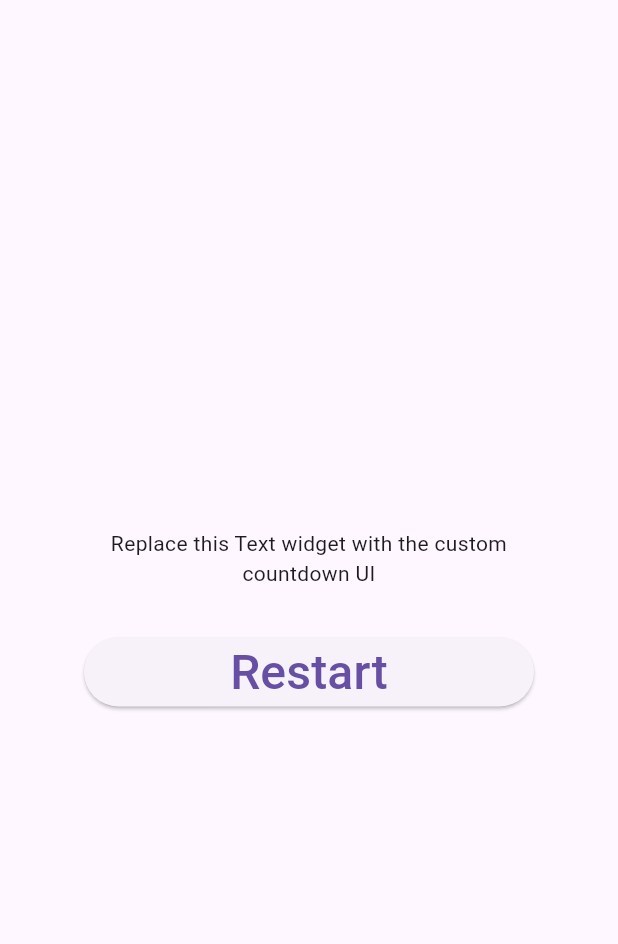
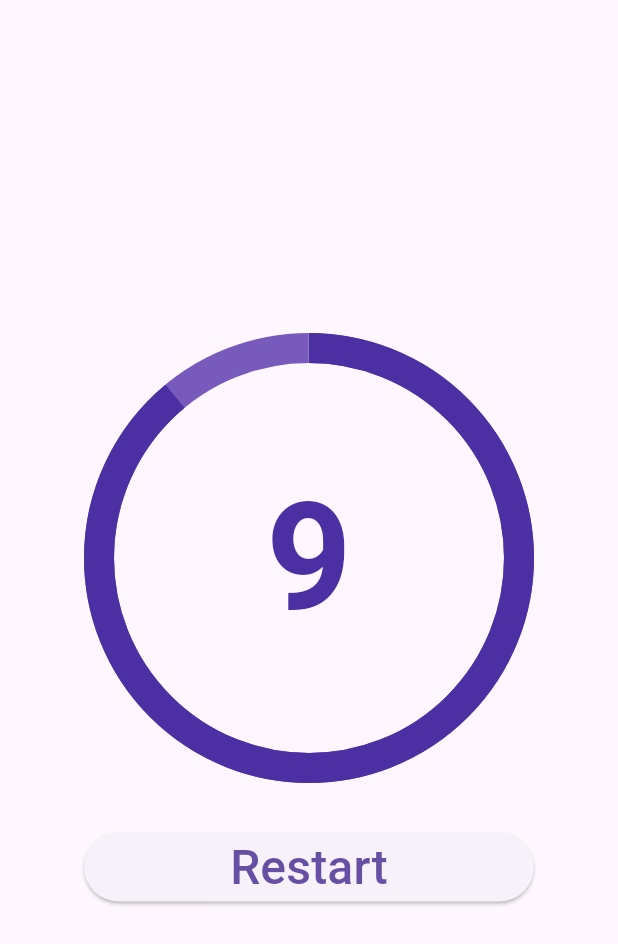
Before and after one commit to flutter-std/flutter-ui-challenges, a Flutter app: the screen it shows after launch, after a tap on "Restart", on a phone screen of 412 x 824 dp. Shown: the top 944 px of the screen. Run offline on Flutter 3.47's test engine with Material 3 defaults, Android fonts, the phone set to English and light mode, and no system bars; our stand-ins replace flutter_svg.

Commit message:
카운트다운 타이머 챌린지 구현

```diff
--- a/goodmorningcody/c002_radial_countdown_starter/lib/main.dart
+++ b/goodmorningcody/c002_radial_countdown_starter/lib/main.dart
@@ -1,4 +1,10 @@
 import 'package:flutter/material.dart';
+import 'package:flutter/scheduler.dart';
+
+class CircleColors {
+  static const Color background = Color.fromRGBO(120, 89, 188, 1);
+  static const Color foreground = Color.fromRGBO(76, 47, 162, 1);
+}
 
 void main() {
   runApp(const MainApp());
@@ -12,17 +18,10 @@ class MainApp extends StatelessWidget {
     return const MaterialApp(
       debugShowCheckedModeBanner: false,
       home: Scaffold(
-        body: Padding(
-          padding: EdgeInsets.all(16.0),
-          // Use Center as layout has unconstrained width (loose constraints),
-          // together with SizedBox to specify the max width (tight constraints)
-          // See this thread for more info:
-          // https://twitter.com/biz84/status/1445400059894542337
-          child: Center(
+        body: Center(
           child: SizedBox(
-              width: 300, // max allowed width
+            width: 300,
             child: CountdownAndRestart(),
-            ),
           ),
         ),
       ),
@@ -30,7 +29,6 @@ class MainApp extends StatelessWidget {
   }
 }
 
-/// Main demo UI (countdown + restart button)
 class CountdownAndRestart extends StatefulWidget {
   const CountdownAndRestart({super.key});
 
@@ -38,36 +36,125 @@ class CountdownAndRestart extends StatefulWidget {
   CountdownAndRestartState createState() => CountdownAndRestartState();
 }
 
-class CountdownAndRestartState extends State<CountdownAndRestart> {
-  static const maxWidth = 300.0;
+class CountdownAndRestartState extends State<CountdownAndRestart>
+    with SingleTickerProviderStateMixin {
+  static const _maxWidth = 300.0;
+  static const _circleStrokeWidth = 20.0;
+  static const _maxDuration = Duration(seconds: 10);
+  late Ticker _ticker;
+  Duration _elapsed = Duration.zero;
+  double get _countDownProgress =>
+      (_maxDuration.inMilliseconds - _elapsed.inMilliseconds) /
+      _maxDuration.inMilliseconds;
 
   @override
   void initState() {
     super.initState();
-    // TODO: Implement
+    _ticker = createTicker(_onTick);
+    _startCountdown();
+  }
+
+  @override
+  void dispose() {
+    super.dispose();
+    _ticker.dispose();
+  }
+
+  void _startCountdown() {
+    _elapsed = Duration.zero;
+    _ticker.stop();
+    _ticker.start();
+  }
+
+  void _onTick(Duration duration) {
+    setState(() {
+      _elapsed = duration;
+      if (_elapsed.inMilliseconds >= _maxDuration.inMilliseconds) {
+        _ticker.stop();
+      }
+    });
   }
 
   @override
   Widget build(BuildContext context) {
-    return Column(
+    const circleRatio = _maxWidth - _circleStrokeWidth;
+    return SingleChildScrollView(
+      physics: const NeverScrollableScrollPhysics(),
+      child: Column(
         mainAxisSize: MainAxisSize.min,
         crossAxisAlignment: CrossAxisAlignment.stretch,
         children: [
-        // TODO: Add countdown widget
-        const Text(
-          'Replace this Text widget with the custom countdown UI',
-          textAlign: TextAlign.center,
+          const SizedBox(height: 16),
+          Padding(
+            padding: const EdgeInsets.all(10),
+            child: Stack(
+              children: [
+                CircleHolder(
+                    builder: (context) {
+                      return Center(
+                        child: Text(
+                          "${_maxDuration.inSeconds - _elapsed.inSeconds}",
+                          style: const TextStyle(
+                            fontWeight: FontWeight.w600,
+                            fontSize: 100,
+                            color: CircleColors.foreground,
+                          ),
+                        ),
+                      );
+                    },
+                    ratio: circleRatio),
+                CircleHolder(
+                  builder: (context) {
+                    return const CircularProgressIndicator(
+                      color: CircleColors.background,
+                      strokeWidth: _circleStrokeWidth,
+                      value: 1,
+                    );
+                  },
+                  ratio: circleRatio,
+                ),
+                CircleHolder(
+                  builder: (context) {
+                    return CircularProgressIndicator(
+                      color: CircleColors.foreground,
+                      strokeWidth: _circleStrokeWidth,
+                      value: _countDownProgress,
+                    );
+                  },
+                  ratio: circleRatio,
+                ),
+              ],
+            ),
           ),
           const SizedBox(height: 32),
           ElevatedButton(
-          onPressed: () {}, // TODO: Implement
+            onPressed: _startCountdown,
             child: const Text(
               'Restart',
               style: TextStyle(fontSize: 32),
               textAlign: TextAlign.center,
             ),
           ),
+          const SizedBox(height: 16),
         ],
+      ),
     );
   }
 }
+
+class CircleHolder extends StatelessWidget {
+  final WidgetBuilder builder;
+  final double ratio;
+  const CircleHolder({super.key, required this.builder, required this.ratio});
+
+  @override
+  Widget build(BuildContext context) {
+    return SizedBox(
+      height: ratio,
+      child: AspectRatio(
+        aspectRatio: 1,
+        child: builder(context),
+      ),
+    );
+  }
+}
```
Lines whose indentation alone changed are shown as unchanged.
